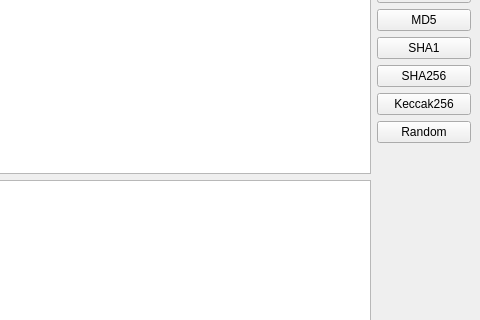
mengguang/SimpleCodec, file mainwindow.ui: the form before one commit; both pictures show x 320 to 800 and y 112 to 432 of the 800 by 600 pixel window.
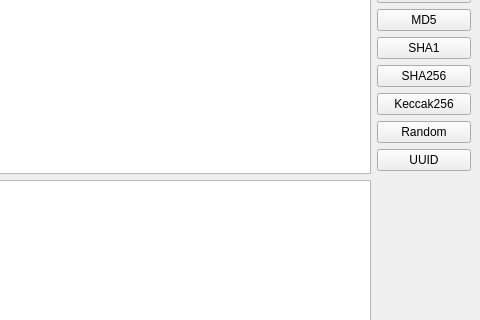
The form after the commit.

```diff
--- a/mainwindow.ui
+++ b/mainwindow.ui
@@ -95,6 +95,13 @@
           </property>
          </widget>
         </item>
+        <item>
+         <widget class="QPushButton" name="btnUUID">
+          <property name="text">
+           <string>UUID</string>
+          </property>
+         </widget>
+        </item>
         <item>
          <spacer name="verticalSpacer">
           <property name="orientation">
```
